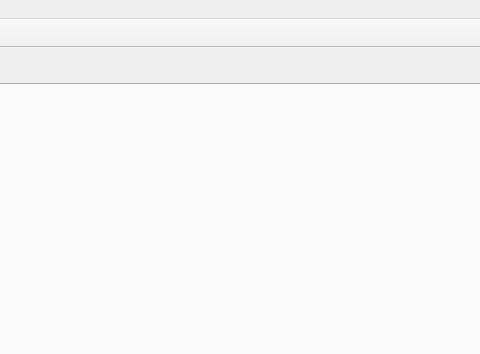
Pontax02/Proyecto-DI, file templates/window.ui: the form before one commit; both pictures show x 333 to 813 and y 0 to 354 of the 1091 by 921 pixel window.
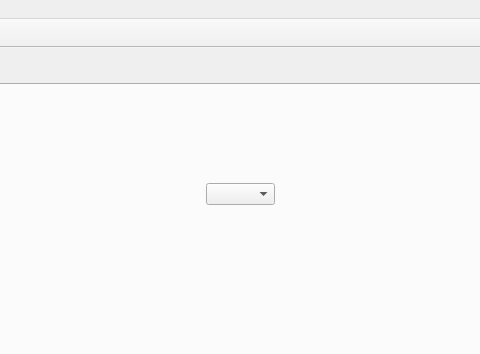
The form after the commit. The open tabs and pages were chosen to show the change. Icons and pictures are not drawn.

```diff
--- a/templates/window.ui
+++ b/templates/window.ui
@@ -747,6 +747,16 @@
        <attribute name="title">
         <string>Sales</string>
        </attribute>
+       <widget class="QComboBox" name="cmbIVA">
+        <property name="geometry">
+         <rect>
+          <x>530</x>
+          <y>100</y>
+          <width>69</width>
+          <height>22</height>
+         </rect>
+        </property>
+       </widget>
       </widget>
       <widget class="QWidget" name="tab">
        <attribute name="title">
```
Left out of the diff: 14 changed lines with no effect on the pictures.
